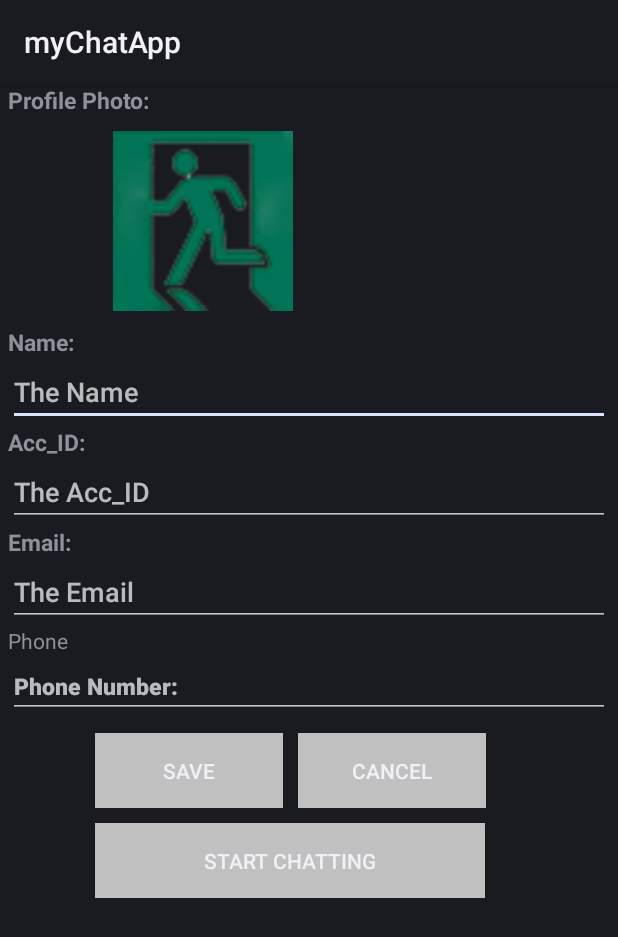
After one commit to Gravesky/cmpt362_final_project, an Android app: the layout activity_contact.xml on its own in the app's theme, with its tools: preview values and no code run, on a phone screen of 412 x 824 dp. The commit adds this screen. Shown: the top 937 px of the screen. Run offline under Robolectric (Android 15) with nearby library versions, the phone set to English and light mode, and no system bars.

Commit message:
Updated the contact information page template to fix the flashback caused by repeatedly creating temporary test contacts on the second run.

```diff
--- a/myChatApp/app/src/main/AndroidManifest.xml
+++ b/myChatApp/app/src/main/AndroidManifest.xml
@@ -22,6 +22,7 @@
                 <category android:name="android.intent.category.LAUNCHER" />
             </intent-filter>
         </activity>
+        <activity android:name=".Contact.ContactActivity"></activity>
     </application>
 
 </manifest>
--- /dev/null
+++ b/myChatApp/app/src/main/java/com/example/mychatapp/Contact/ContactActivity.kt
@@ -0,0 +1,16 @@
+package com.example.mychatapp.Contact
+
+import android.os.Bundle
+import androidx.appcompat.app.AppCompatActivity
+import com.example.mychatapp.R
+
+class ContactActivity : AppCompatActivity() {
+
+    override fun onCreate(savedInstanceState: Bundle?) {
+        super.onCreate(savedInstanceState)
+        setContentView(R.layout.activity_contact)
+
+
+
+    }
+}
--- a/myChatApp/app/src/main/java/com/example/mychatapp/Contact/ContactsFragment.kt
+++ b/myChatApp/app/src/main/java/com/example/mychatapp/Contact/ContactsFragment.kt
@@ -57,8 +57,9 @@ class ContactsFragment: Fragment() {
 */
         myListView.setOnItemClickListener {parent,view,position,id->
 
+            val jumpToShow:Intent = Intent(context, ContactActivity::class.java)
 
-
+            startActivity(jumpToShow)
 
         }
 
--- a/myChatApp/app/src/main/java/com/example/mychatapp/MainActivity.kt
+++ b/myChatApp/app/src/main/java/com/example/mychatapp/MainActivity.kt
@@ -13,6 +13,10 @@ import com.example.mychatapp.Setting.SettingFragment
 import com.example.mychatapp.data.UserMessages_Database.*
 import com.google.android.material.tabs.TabLayout
 import com.google.android.material.tabs.TabLayoutMediator
+import kotlinx.coroutines.delay
+import java.util.*
+import kotlin.collections.ArrayList
+
 
 
 class MainActivity : AppCompatActivity() {
@@ -83,35 +87,31 @@ class MainActivity : AppCompatActivity() {
         repository = UserMessagesRepository(databaseDao)
         factory = UserMessagesViewModelFactory(repository)
         viewModel = ViewModelProvider(this, factory).get(UserMessagesViewModel::class.java)
-        //因为acc_id不能重复，所以在第一遍运行后需要注释掉后边的代码
-        //TODO:因为acc_id不能重复，所以在第一遍运行后需要注释掉后边的代码
+
         val UserMessagesOne = UserMessages()
-        UserMessagesOne.acc_id = "XCNV_DEFSwdaSA_asefrsd"
-        UserMessagesOne.name = "Ni XX"
+        UserMessagesOne.acc_id = "asdaasd${System.currentTimeMillis()}"
+        UserMessagesOne.name = "iKun 1"
         UserMessagesOne.email = "sfu666@sfu.ca"
         UserMessagesOne.phone = "110120119"
         UserMessagesOne.profile_pic = "res/drawable/sfu_logo.png"
         viewModel.insert(UserMessagesOne)
 
-        val UserMessagesTwo = UserMessages()
-        UserMessagesTwo.acc_id = "XCNV_DEFaasdasXFSA_asefrsd"
-        UserMessagesTwo.name = "ikun"
-        UserMessagesTwo.email = "sfu666@sfu.ca"
-        UserMessagesTwo.phone = "110120119"
-        UserMessagesTwo.profile_pic = "res/drawable/sfu_logo.png"
-        viewModel.insert(UserMessagesTwo)
+        val UserMessages2 = UserMessages()
+        UserMessages2.acc_id = "${System.currentTimeMillis()}asdaasd"
+        UserMessages2.name = "iKun 2"
+        UserMessages2.email = "sfu666@sfu.ca"
+        UserMessages2.phone = "110120119"
+        UserMessages2.profile_pic = "res/drawable/sfu_logo.png"
+        viewModel.insert(UserMessages2)
 
-        val UserMessagesThree = UserMessages()
-        UserMessagesThree.acc_id = "XCNV_D425XFSA_asefrsd"
-        UserMessagesThree.name = "WuErFan"
-        UserMessagesThree.email = "sfu666@sfu.ca"
-        UserMessagesThree.phone = "110120119"
-        UserMessagesThree.profile_pic = "res/drawable/sfu_logo.png"
-        viewModel.insert(UserMessagesThree)
-
+        val UserMessages3 = UserMessages()
+        UserMessages3.acc_id = "poujmnkl${System.currentTimeMillis()}asdaasd"
+        UserMessages3.name = "iKun 3"
+        UserMessages3.email = "sfu666@sfu.ca"
+        UserMessages3.phone = "110120119"
+        UserMessages3.profile_pic = "res/drawable/sfu_logo.png"
+        viewModel.insert(UserMessages3)
 
         ////////////////////////////////////////////////////////////////////
-
-
     }
 }
--- /dev/null
+++ b/myChatApp/app/src/main/res/layout/activity_contact.xml
@@ -0,0 +1,129 @@
+<?xml version="1.0" encoding="utf-8"?>
+<ScrollView xmlns:android="http://schemas.android.com/apk/res/android"
+    android:layout_width="match_parent"
+    android:layout_height="match_parent">
+    <LinearLayout
+        android:layout_width="match_parent"
+        android:layout_height="match_parent"
+        android:layout_marginLeft="5dp"
+        android:layout_marginRight="5dp"
+        android:orientation="vertical" >
+        <TextView
+            android:id ="@+id/text_view"
+            android:layout_width="wrap_content"
+            android:layout_height="wrap_content"
+            android:text="Profile Photo:"
+            android:textStyle="bold"
+            android:textSize="15sp"/>
+        <ImageView
+            android:id="@+id/imageProfile"
+            android:layout_width="120dp"
+            android:layout_height="120dp"
+            android:layout_marginLeft="70dp"
+            android:layout_marginTop="10dp"
+            android:layout_marginBottom="10dp"
+            android:src="@drawable/ic_friends_70x70">
+        </ImageView>
+
+        <!--Name-->
+        <TextView
+            android:id ="@+id/text_Name"
+            android:layout_width="match_parent"
+            android:layout_height="wrap_content"
+            android:text="Name:"
+            android:textStyle="bold"
+            android:textSize="15sp"/>
+        <EditText
+            android:layout_width="match_parent"
+            android:layout_height="wrap_content"
+            android:hint="The Name"
+            android:id ="@+id/editTextName" />
+
+        <!--Acc_ID-->
+        <TextView
+            android:id ="@+id/text_accid"
+            android:layout_width="match_parent"
+            android:layout_height="wrap_content"
+            android:text="Acc_ID:"
+            android:textStyle="bold"
+            android:textSize="15sp"/>
+        <EditText
+            android:layout_width="match_parent"
+            android:layout_height="wrap_content"
+            android:id ="@+id/editTextACCID"
+            android:hint="The Acc_ID"
+            android:clickable="true"
+            android:focusable="false"/>
+
+        <!--Email-->
+        <TextView
+            android:id ="@+id/text_Email"
+            android:layout_width="match_parent"
+            android:layout_height="wrap_content"
+            android:text="Email:"
+            android:textStyle="bold"
+            android:textSize="15sp"/>
+        <EditText
+            android:layout_width="match_parent"
+            android:layout_height="wrap_content"
+            android:hint="The Email"
+            android:inputType="textEmailAddress"
+            android:id ="@+id/editTextEmail" />
+
+        <!--Phone-->
+        <TextView
+            android:id ="@+id/text_Phone"
+            android:layout_width="match_parent"
+            android:layout_height="wrap_content"
+            android:text="Phone" />
+        <EditText
+            android:layout_width="match_parent"
+            android:layout_height="wrap_content"
+            android:hint="Phone Number:"
+            android:inputType="number"
+            android:id ="@+id/editTextPhone"
+            android:textStyle="bold"
+            android:textSize="15sp"/>
+
+        <!-- save and cancel-->
+        <LinearLayout
+            android:layout_width="match_parent"
+            android:layout_height="wrap_content"
+            android:paddingLeft="8dp"
+            android:paddingRight="8dp"
+            android:orientation="horizontal" >
+
+            <Button
+                android:id="@+id/btnSave"
+                android:layout_width="125dp"
+                android:layout_height="50dp"
+                android:layout_marginTop="10dp"
+                android:layout_marginLeft="50dp"
+                android:onClick="onSaveClicked"
+                android:background="@color/gray"
+                android:text="SAVE" />
+
+            <Button
+                android:id="@+id/btnCancel"
+                android:layout_width="125dp"
+                android:layout_height="50dp"
+                android:layout_marginTop="10dp"
+                android:layout_marginLeft="10dp"
+                android:onClick="onCancelClicked"
+                android:background="@color/gray"
+                android:text="@string/cancel" />
+        </LinearLayout>
+
+        <!-- Start Chatting-->
+        <Button
+            android:id="@+id/btnStartChat"
+            android:layout_width="260dp"
+            android:layout_height="50dp"
+            android:layout_marginTop="10dp"
+            android:layout_marginLeft="58dp"
+            android:onClick="onStartCHatClicked"
+            android:background="@color/gray"
+            android:text="@string/start_chatting" />
+
+    </LinearLayout>
+</ScrollView>
--- a/myChatApp/app/src/main/res/layout/setting_website.xml
+++ b/myChatApp/app/src/main/res/layout/setting_website.xml
@@ -8,9 +8,9 @@
         android:layout_height="25dp"
         android:layout_marginTop="16dp"
         android:gravity="left"
-        android:text="WebSite"
+        android:text=""
         android:textColor="@color/cobaltGreen"
         android:textStyle="bold"
         android:layout_width="0dp"
-        android:layout_marginLeft="5dp"/>
+        android:layout_margin="5dp"/>
 </LinearLayout>
--- a/myChatApp/app/src/main/res/values/colors.xml
+++ b/myChatApp/app/src/main/res/values/colors.xml
@@ -8,4 +8,5 @@
     <color name="black">#FF000000</color>
     <color name="white">#FFFFFFFF</color>
     <color name="cobaltGreen">#3D9140</color>
+    <color name="gray">#C0C0C0</color>
 </resources>
--- a/myChatApp/app/src/main/res/values/strings.xml
+++ b/myChatApp/app/src/main/res/values/strings.xml
@@ -1,3 +1,5 @@
 <resources>
     <string name="app_name">myChatApp</string>
+    <string name="cancel">CANCEL</string>
+    <string name="start_chatting">Start Chatting</string>
 </resources>
--- a/myChatApp/app/src/main/res/xml/preferences.xml
+++ b/myChatApp/app/src/main/res/xml/preferences.xml
@@ -1,7 +1,6 @@
 <?xml version="1.0" encoding="utf-8"?>
 <PreferenceScreen xmlns:android="http://schemas.android.com/apk/res/android"
     xmlns:app="http://schemas.android.com/apk/res-auto">
-
 
 
 
```
